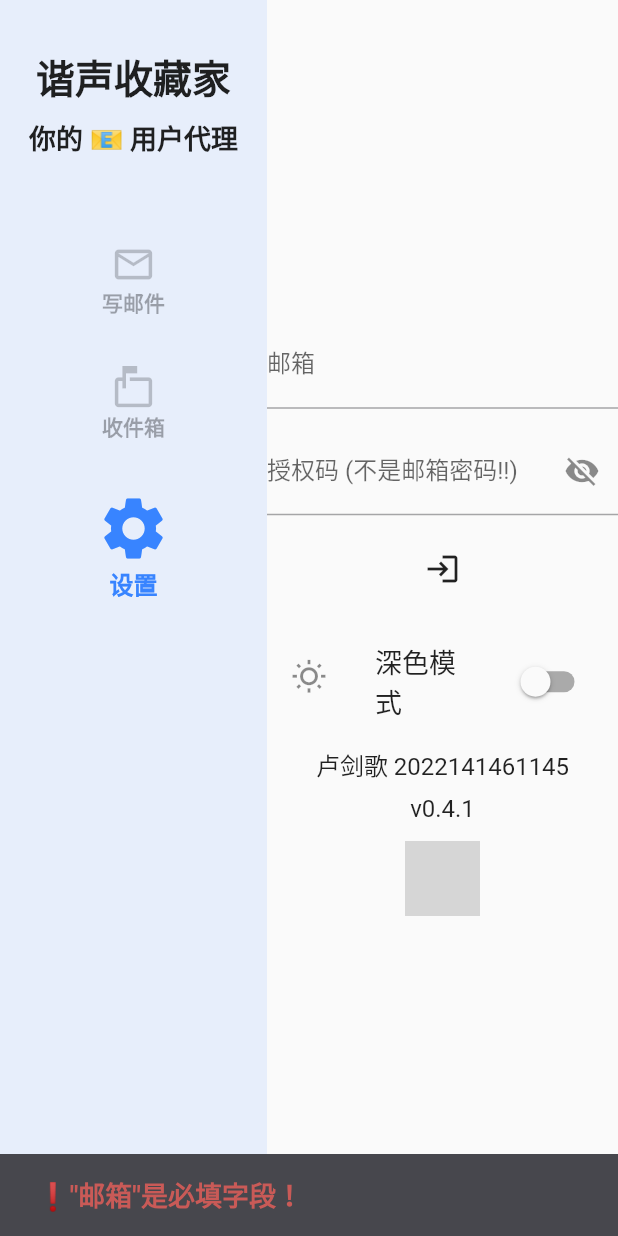
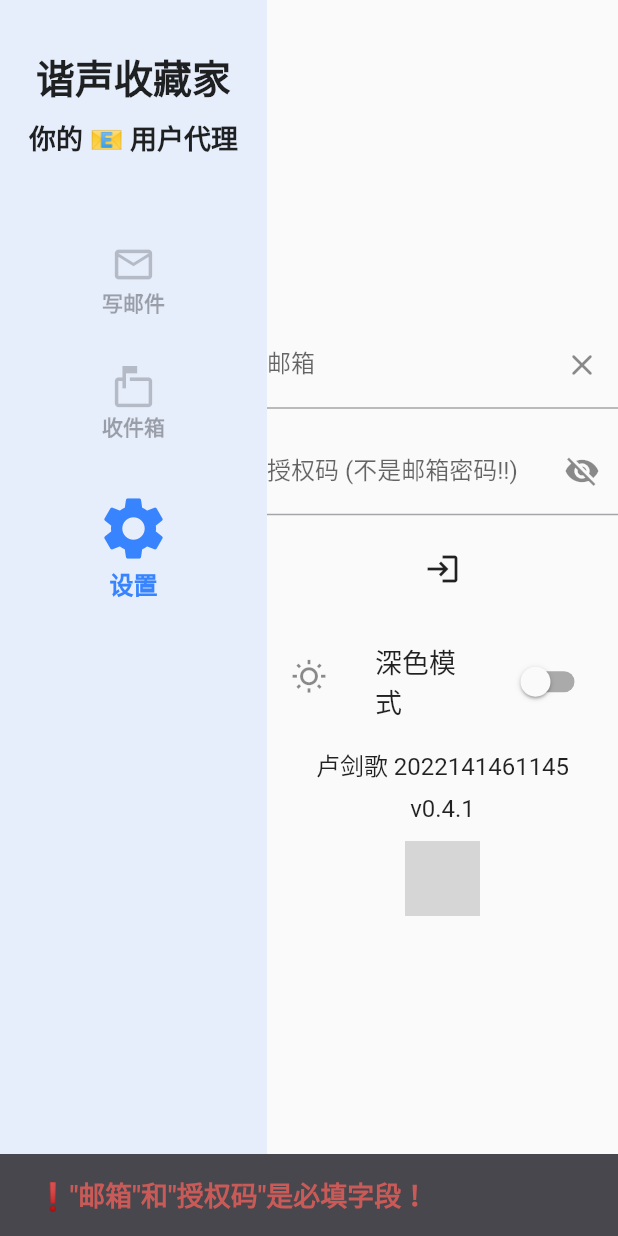
Before and after one commit to Somnia1337/EUA_UI, a Flutter app: the screen it shows after launch, after a tap on the "login" icon, on a phone screen of 412 x 824 dp. Run offline on Flutter 3.47's test engine with Material 3 defaults, Android fonts, the light colour scheme and no system bars; Roboto replaces fonts that are missing (Consolas, DingTalk); grey boxes are pictures that could not be loaded.

Commit message:
Get ready for mailparse

```diff
--- a/lib/inbox.dart
+++ b/lib/inbox.dart
@@ -216,7 +216,7 @@ class _MailboxPageState extends State<MailboxPage> {
                                             return ListTile(
                                               title: Text(email.subject),
                                               subtitle: Text(
-                                                  "${email.sender} ${email.date}"),
+                                                  "From: ${email.from}\nTo: ${email.to}\nDate: ${email.date}"),
                                             );
                                           },
                                         )),
--- a/lib/settings.dart
+++ b/lib/settings.dart
@@ -80,6 +80,10 @@ class _SettingsPageState extends State<SettingsPage> {
   }
 
   Future<bool> login() async {
+    if (_emailAddrController.text == "" && _passwordController.text == "") {
+      _showSnackBar('❗"邮箱"和"授权码"是必填字段！', red, const Duration(seconds: 3));
+      return Future.value(false);
+    }
     if (_emailAddrController.text == "") {
       _showSnackBar('❗"邮箱"是必填字段！', red, const Duration(seconds: 3));
       return Future.value(false);
@@ -274,9 +278,17 @@ class _SettingsPageState extends State<SettingsPage> {
                           constraints: const BoxConstraints(maxWidth: 250),
                           child: TextFormField(
                             controller: _emailAddrController,
-                            decoration: const InputDecoration(
+                            decoration: InputDecoration(
                               labelText: '邮箱',
-                              border: UnderlineInputBorder(),
+                              border: const UnderlineInputBorder(),
+                              suffixIcon: IconButton(
+                                icon: const Icon(Icons.clear_rounded),
+                                splashRadius: 20,
+                                onPressed: () {
+                                  _emailAddrController.clear();
+                                  _passwordController.clear();
+                                },
+                              ),
                             ),
                             keyboardType: TextInputType.emailAddress,
                             onFieldSubmitted: (value) {
@@ -299,6 +311,7 @@ class _SettingsPageState extends State<SettingsPage> {
                                   icon: Icon(_isPasswordVisible
                                       ? Icons.visibility
                                       : Icons.visibility_off),
+                                  splashRadius: 20,
                                   onPressed: () {
                                     setState(() {
                                       _isPasswordVisible = !_isPasswordVisible;
```
Also changed, not shown: 4 other files.
